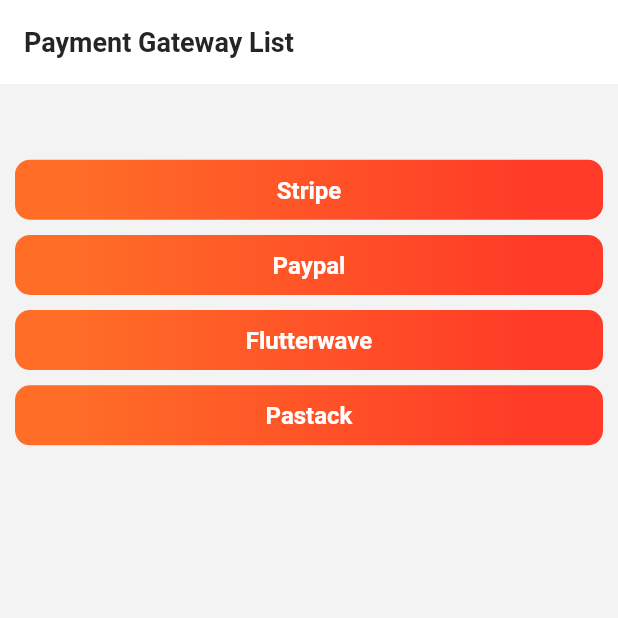
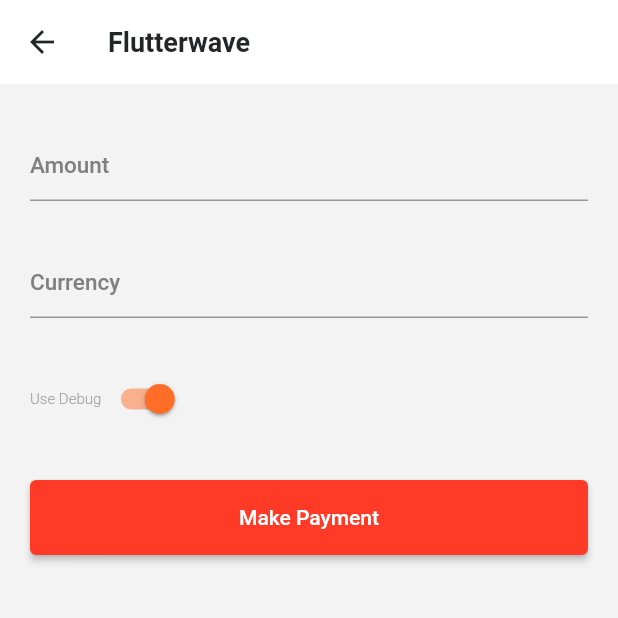
Before and after one commit to fozlerabbi321/all_payment_gateway_flutter, a Flutter app: the HomeScreen screen opened directly, after a tap on "Flutterwave", on a phone screen of 412 x 824 dp, the top half of it. Run offline on Flutter 3.47's test engine with Material 2 defaults, Android fonts, the phone set to English and light mode, and no system bars; our stand-ins replace flutter_spinkit, flutter_svg, get, get_storage, google_fonts, shared_preferences; missing offline and left inert: flutter_paypal, flutter_stripe, flutterwave; accounts and stored records are empty.

Commit message:
Flutterwave payment gateway added

```diff
--- a/lib/constants/strings.dart
+++ b/lib/constants/strings.dart
@@ -12,6 +12,8 @@ String combinedUserId(String id1, String id2) {
 
 const String kCurrency = '\$';
 const String kName = 'Fozle Rabbi';
+const String kEmail = 'fozlerabi.on@gmail.com';
+const String kPhone = '8801796710416';
 // Form Error
 final RegExp emailValidatorRegExp =
     RegExp(r"^[a-zA-Z0-9.]+@[a-zA-Z0-9]+\.[a-zA-Z]+");
--- /dev/null
+++ b/lib/view/screens/gateway/flutter_wave_screen.dart
@@ -0,0 +1,183 @@
+import 'package:flutter/material.dart';
+import 'package:flutterwave/flutterwave.dart';
+import 'package:get/get.dart';
+import 'package:mystarter/constants/strings.dart';
+import 'package:mystarter/constants/style_data.dart';
+
+class FlutterWaveScreen extends StatefulWidget {
+  const FlutterWaveScreen({Key? key,}) : super(key: key);
+
+  @override
+  State<FlutterWaveScreen> createState() => _MyHomePageState();
+}
+
+class _MyHomePageState extends State<FlutterWaveScreen> {
+  final formKey = GlobalKey<FormState>();
+  final amountController = TextEditingController();
+  final currencyController = TextEditingController();
+  String selectedCurrency = "";
+  bool isDebug = true;
+
+  @override
+  Widget build(BuildContext context) {
+    currencyController.text = selectedCurrency;
+    return Scaffold(
+      appBar: AppBar(
+        title: Text("Flutterwave".tr, ),
+      ),
+      body: Container(
+        width: double.infinity,
+        margin: const EdgeInsets.fromLTRB(20, 10, 20, 10),
+        child: Form(
+          key: formKey,
+          child: ListView(
+            children: <Widget>[
+              Container(
+                margin: const EdgeInsets.fromLTRB(0, 20, 0, 10),
+                child: TextFormField(
+                  controller: amountController,
+                  textInputAction: TextInputAction.next,
+                  keyboardType: TextInputType.number,
+                  style: const TextStyle(color: Colors.black),
+                  decoration: const InputDecoration(hintText: "Amount"),
+                  validator: (value) =>
+                      value!.isNotEmpty ? null : "Amount is required",
+                ),
+              ),
+              Container(
+                margin: const EdgeInsets.fromLTRB(0, 20, 0, 10),
+                child: TextFormField(
+                  controller: currencyController,
+                  textInputAction: TextInputAction.next,
+                  style: const TextStyle(color: Colors.black),
+                  readOnly: true,
+                  onTap: _openBottomSheet,
+                  decoration: const InputDecoration(
+                    hintText: "Currency",
+                  ),
+                  validator: (value) =>
+                      value!.isNotEmpty ? null : "Currency is required",
+                ),
+              ),
+              Container(
+                width: double.infinity,
+                margin: const EdgeInsets.fromLTRB(0, 20, 0, 10),
+                child: Row(
+                  // mainAxisAlignment: MainAxisAlignment.spaceBetween,
+                  children: [
+                    const Text("Use Debug"),
+                    Switch(
+                      onChanged: (value) => {
+                        setState(() {
+                          isDebug = value;
+                        })
+                      },
+                      value: isDebug,
+                    ),
+                  ],
+                ),
+              ),
+              Container(
+                width: double.infinity,
+                height: 50,
+                margin: const EdgeInsets.fromLTRB(0, 20, 0, 10),
+                child: ElevatedButton(
+                  onPressed: _onPressed,
+                  child: const Text(
+                    "Make Payment",
+                    style: TextStyle(color: Colors.white),
+                  ),
+                ),
+              )
+            ],
+          ),
+        ),
+      ), // This trailing comma makes auto-formatting nicer for build methods.
+    );
+  }
+
+  _onPressed() {
+    if (formKey.currentState!.validate()) {
+      _handlePaymentInitialization();
+    }
+  }
+
+  _handlePaymentInitialization() async {
+    final flutterWave = Flutterwave.forUIPayment(
+        amount: amountController.text.toString().trim(),
+        currency: currencyController.text,
+        context: context,
+        publicKey: kWavePublicKey,
+        encryptionKey: kWaveEncryptionKey,
+        email: kEmail,
+        fullName: kName,
+        txRef: DateTime.now().toIso8601String(),
+        narration: "FlutterWave Demo",
+        isDebugMode: isDebug,
+        phoneNumber: kPhone,
+        acceptAccountPayment: true,
+        acceptCardPayment: true,
+        acceptUSSDPayment: true,
+        acceptFrancophoneMobileMoney: false,
+        acceptGhanaPayment: false,
+        acceptMpesaPayment: false,
+        acceptRwandaMoneyPayment: true,
+        acceptUgandaPayment: false,
+        acceptZambiaPayment: false,);
+    final response = await flutterWave.initializeForUiPayments();
+    showCustomSnackBar(response.data?.status ?? '');
+  }
+
+  void _openBottomSheet() {
+    showModalBottomSheet(
+      context: context,
+      builder: (context) {
+        return _getCurrency();
+      },
+    );
+  }
+
+  Widget _getCurrency() {
+    final currencies = [
+      FlutterwaveCurrency.UGX,
+      FlutterwaveCurrency.GHS,
+      FlutterwaveCurrency.NGN,
+      FlutterwaveCurrency.RWF,
+      FlutterwaveCurrency.KES,
+      FlutterwaveCurrency.XAF,
+      FlutterwaveCurrency.XOF,
+      FlutterwaveCurrency.ZMW
+    ];
+    return Container(
+      height: 250,
+      margin: const EdgeInsets.fromLTRB(0, 10, 0, 0),
+      color: Colors.white,
+      child: ListView(
+        children: currencies
+            .map((currency) => ListTile(
+                  onTap: () => {_handleCurrencyTap(currency)},
+                  title: Column(
+                    children: [
+                      Text(
+                        currency,
+                        textAlign: TextAlign.start,
+                        style: const TextStyle(color: Colors.black),
+                      ),
+                      const SizedBox(height: 4),
+                      const Divider(height: 1)
+                    ],
+                  ),
+                ))
+            .toList(),
+      ),
+    );
+  }
+
+  _handleCurrencyTap(String currency) {
+    setState(() {
+      selectedCurrency = currency;
+      currencyController.text = currency;
+    });
+    Navigator.pop(context);
+  }
+}
--- a/lib/view/screens/home/home_screen.dart
+++ b/lib/view/screens/home/home_screen.dart
@@ -5,6 +5,7 @@ import 'package:flutter_paypal/flutter_paypal.dart';
 import 'package:get/get.dart';
 import 'package:mystarter/constants/strings.dart';
 import 'package:mystarter/constants/style_data.dart';
+import 'package:mystarter/view/screens/gateway/flutter_wave_screen.dart';
 
 import '../../../constants/size_config.dart';
 import '../../../helper/stripe_payment_helpter.dart';
@@ -59,10 +60,7 @@ class HomeScreen extends StatelessWidget {
                 radius: 10.0,
                 title: 'Flutterwave'.tr,
                 onPress: () async {
-                  await StripePaymentHelper().makePayment(
-                    context: context,
-                    amount: '250',
-                  );
+                 Get.to(() => const FlutterWaveScreen());
                 },
               ),
               kHeightBox10,
```
